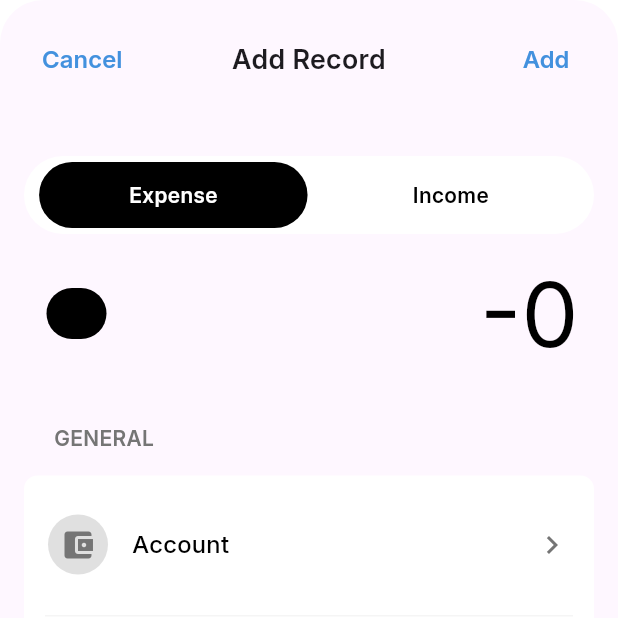
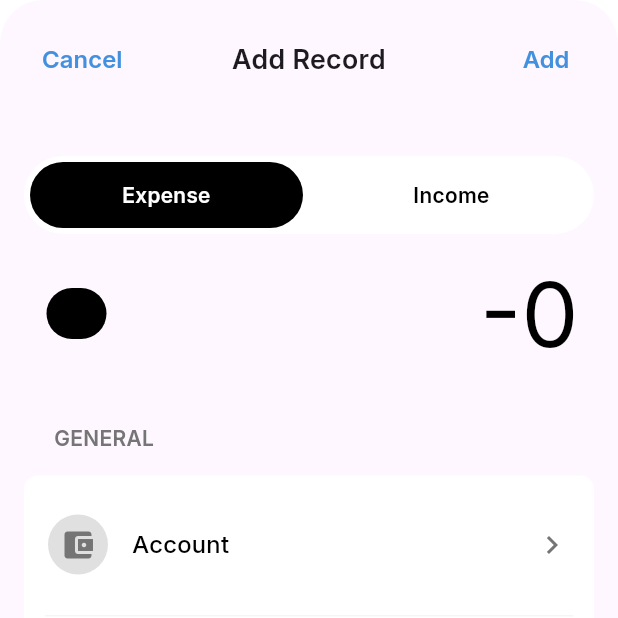
Before and after one commit to RivaldoPardede/Expenser-Mobile, a Flutter app: the RecordPage screen opened directly, on a phone screen of 412 x 824 dp, the top half of it. Run offline on Flutter 3.47's test engine with Material 3 defaults, Android fonts, the phone set to English and light mode, and no system bars; our stand-ins replace cloud_firestore, firebase_auth, firebase_core, fl_chart, flutter_secure_storage, flutter_svg and 6 more; missing offline and left inert: currency_picker, currency_textfield; accounts and stored records are empty; generated files the repository leaves out were written again.

Commit message:
Fix RenderFlex overflow in ModalToggleSelector by replacing fixed padding with Expanded and dynamic spacing.

```diff
--- a/lib/views/common/modal_toggle_selector.dart
+++ b/lib/views/common/modal_toggle_selector.dart
@@ -26,20 +26,26 @@ class ModalToggleSelector extends StatelessWidget {
         mainAxisAlignment: MainAxisAlignment.spaceEvenly,
         children: options.map((option) {
           final isSelected = selectedOption == option;
-          return GestureDetector(
+          return Expanded(
+            child: GestureDetector(
               onTap: () => onOptionSelected(option),
               child: AnimatedContainer(
                 duration: const Duration(milliseconds: 200),
-              padding: EdgeInsets.symmetric(horizontal: 60, vertical: 12),
+                padding: const EdgeInsets.symmetric(vertical: 12),
+                margin: const EdgeInsets.symmetric(horizontal: 4),
                 decoration: BoxDecoration(
                   color: isSelected ? blackPrimary : Colors.transparent,
                   borderRadius: BorderRadius.circular(56),
                 ),
+                child: Center(
                   child: Text(
                     option,
+                    textAlign: TextAlign.center,
                     style: TextStyle(
                       color: isSelected ? white : blackPrimary,
                       fontWeight: FontWeight.bold,
+                    ),
+                  ),
                 ),
               ),
             ),
```
Lines whose indentation alone changed are shown as unchanged.
